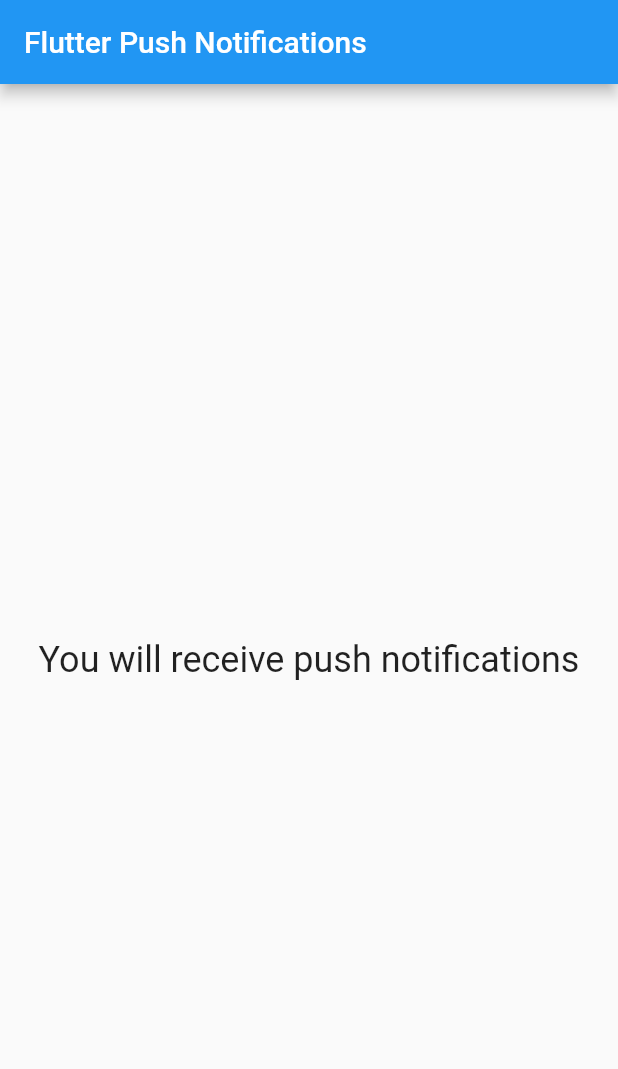
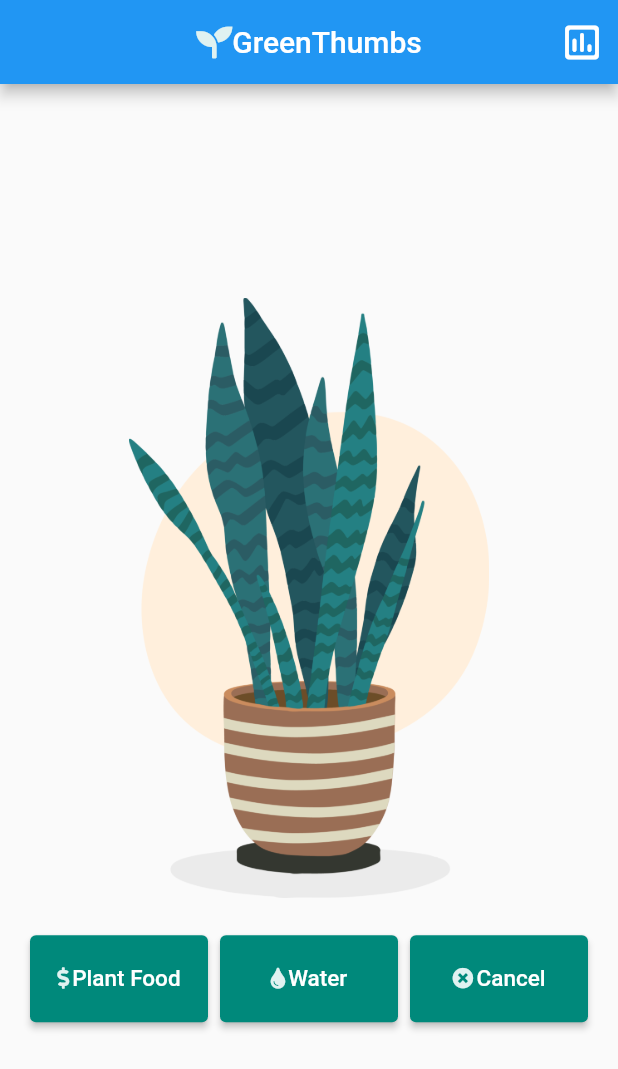
Before and after one commit to Linkonsq/flutter-push-notification, a Flutter app: the screen it shows after launch, on a phone screen of 412 x 824 dp. Shown: the top 1069 px of the screen. Run offline on Flutter 3.47's test engine with Material 2 defaults, Android fonts, the phone set to English and light mode, and no system bars; our stand-ins replace font_awesome_flutter.

```diff
--- /dev/null
+++ b/lib/home_page.dart
@@ -0,0 +1,54 @@
+import 'package:flutter/material.dart';
+import 'package:push_notifications/plant_stats_page.dart';
+import 'package:push_notifications/widgets.dart';
+
+class HomePage extends StatefulWidget {
+  const HomePage({Key? key}) : super(key: key);
+
+  @override
+  _HomePageState createState() => _HomePageState();
+}
+
+class _HomePageState extends State<HomePage> {
+  @override
+  Widget build(BuildContext context) {
+    return Scaffold(
+      appBar: AppBar(
+        centerTitle: true,
+        title: const AppBarTitle(),
+        actions: [
+          IconButton(
+            onPressed: () {
+              Navigator.push(
+                context,
+                MaterialPageRoute(
+                  builder: (_) => const PlantStatsPage(),
+                ),
+              );
+            },
+            icon: Icon(
+              Icons.insert_chart_outlined_rounded,
+              size: 30,
+            ),
+          )
+        ],
+      ),
+      body: Center(
+        child: Column(
+          mainAxisAlignment: MainAxisAlignment.center,
+          children: [
+            PlantImage(),
+            SizedBox(
+              height: 25,
+            ),
+            HomePageButtons(
+              onPressedOne: () async {},
+              onPressedTwo: () async {},
+              onPressedThree: () async {},
+            ),
+          ],
+        ),
+      ),
+    );
+  }
+}
--- a/lib/main.dart
+++ b/lib/main.dart
@@ -1,92 +1,23 @@
-import 'package:firebase_core/firebase_core.dart';
-import 'package:firebase_messaging/firebase_messaging.dart';
 import 'package:flutter/material.dart';
-import 'package:flutter_local_notifications/flutter_local_notifications.dart';
-import 'package:push_notifications/green_page.dart';
-import 'package:push_notifications/red_page.dart';
-import 'package:push_notifications/services/local_notification_service.dart';
+import 'package:push_notifications/home_page.dart';
 
-/// App in background
-Future<void> backgroundHandler(RemoteMessage message) async {
-  print(message.data.toString());
-  print(message.notification!.title);
-}
-
-void main() async {
-  WidgetsFlutterBinding.ensureInitialized();
-  await Firebase.initializeApp();
-  FirebaseMessaging.onBackgroundMessage(backgroundHandler);
-  runApp(const MyApp());
-}
+void main() => runApp(MyApp());
 
 class MyApp extends StatelessWidget {
   const MyApp({Key? key}) : super(key: key);
 
-  // This widget is the root of your application.
   @override
   Widget build(BuildContext context) {
     return MaterialApp(
-      title: 'Flutter Demo',
       debugShowCheckedModeBanner: false,
       theme: ThemeData(
-        primarySwatch: Colors.blue,
+        primaryColor: Colors.teal,
+        colorScheme: ColorScheme.fromSwatch().copyWith(
+            secondary: Colors.tealAccent
+        ),
       ),
-      home: const MyHomePage(title: 'Flutter Push Notifications'),
-      routes: {
-        "red": (_) => const RedPage(),
-        "green": (_) => const GreenPage(),
-      },
+      title: 'Green Thumbs',
+      home: const HomePage(),
     );
   }
 }
-
-class MyHomePage extends StatefulWidget {
-  const MyHomePage({Key? key, required this.title}) : super(key: key);
-  final String title;
-
-  @override
-  State<MyHomePage> createState() => _MyHomePageState();
-}
-
-class _MyHomePageState extends State<MyHomePage> {
-  @override
-  void initState() {
-    super.initState();
-    LocalNotificationService.initialize(context);
-
-    /// wake app on tap notification from close state
-    FirebaseMessaging.instance.getInitialMessage().then((message){
-      final routeFromMessage = message!.data["route"];
-      Navigator.of(context).pushNamed(routeFromMessage);
-    });
-
-    /// Foreground
-    FirebaseMessaging.onMessage.listen((message) {
-      LocalNotificationService.display(message);
-    });
-
-    /// When the app is in background but opened
-    FirebaseMessaging.onMessageOpenedApp.listen((message) {
-      final routeFromMessage = message.data["route"];
-      Navigator.of(context).pushNamed(routeFromMessage);
-    });
-  }
-
-  @override
-  Widget build(BuildContext context) {
-    return Scaffold(
-      appBar: AppBar(
-        title: Text(widget.title),
-      ),
-      body: const Padding(
-        padding: EdgeInsets.all(12.0),
-        child: Center(
-          child: Text(
-            'You will receive push notifications',
-            style: TextStyle(fontSize: 24),
-          ),
-        ),
-      ),
-    );
-  }
-}
--- a/lib/services/local_notification_service.dart
+++ /dev/null
@@ -1,43 +0,0 @@
-import 'package:firebase_messaging/firebase_messaging.dart';
-import 'package:flutter/cupertino.dart';
-import 'package:flutter_local_notifications/flutter_local_notifications.dart';
-
-class LocalNotificationService {
-  static final FlutterLocalNotificationsPlugin _flutterLocalNotificationsPlugin = FlutterLocalNotificationsPlugin();
-
-  static void initialize(BuildContext context) {
-    const InitializationSettings initializationSettings =
-      InitializationSettings(android: AndroidInitializationSettings("@mipmap/ic_launcher"));
-    _flutterLocalNotificationsPlugin.initialize(
-        initializationSettings,
-        onSelectNotification: (String? route) async {
-          Navigator.of(context).pushNamed(route!);
-        }
-    );
-  }
-
-  static void display(RemoteMessage message) async {
-    try {
-      final id = DateTime.now().millisecondsSinceEpoch ~/ 1000;
-      const NotificationDetails notificationDetails = NotificationDetails(
-        android: AndroidNotificationDetails(
-         "linkonsiddique",
-         "linkonsiddique channel",
-          channelDescription: "this is our channel",
-          importance: Importance.max,
-          priority: Priority.high,
-        )
-      );
-
-      await _flutterLocalNotificationsPlugin.show(
-          id,
-          message.notification!.title,
-          message.notification!.body,
-          notificationDetails,
-          payload: message.data["route"]
-      );
-    } on Exception catch (e) {
-      print(e);
-    }
-  }
-}
--- /dev/null
+++ b/lib/widgets.dart
@@ -0,0 +1,253 @@
+import 'package:flutter/material.dart';
+import 'package:font_awesome_flutter/font_awesome_flutter.dart';
+
+class AppBarTitle extends StatelessWidget {
+  const AppBarTitle({Key? key}) : super(key: key);
+
+  @override
+  Widget build(BuildContext context) {
+    return Row(
+      mainAxisAlignment: MainAxisAlignment.center,
+      mainAxisSize: MainAxisSize.min,
+      children: [
+        FaIcon(
+          FontAwesomeIcons.seedling,
+          color: Colors.teal[50],
+        ),
+        const Text('GreenThumbs'),
+      ],
+    );
+  }
+}
+
+class PlantImage extends StatelessWidget {
+  const PlantImage({Key? key}) : super(key: key);
+
+  @override
+  Widget build(BuildContext context) {
+    return const Image(
+      image: AssetImage('assets/plant.png'),
+      height: 400,
+    );
+  }
+}
+
+class HomePageButtons extends StatelessWidget {
+  final Future<void> Function() onPressedOne;
+  final Future<void> Function() onPressedTwo;
+  final Future<void> Function() onPressedThree;
+  const HomePageButtons({
+    Key? key,
+    required this.onPressedOne,
+    required this.onPressedTwo,
+    required this.onPressedThree,
+  }) : super(key: key);
+
+  @override
+  Widget build(BuildContext context) {
+    return Padding(
+      padding: const EdgeInsets.symmetric(horizontal: 20.0),
+      child: Row(
+        mainAxisAlignment: MainAxisAlignment.center,
+        children: [
+          Expanded(
+            child: ElevatedButton(
+              style: ButtonStyle(
+                padding: MaterialStateProperty.all(
+                    const EdgeInsets.symmetric(vertical: 20)),
+                backgroundColor: MaterialStateProperty.all(
+                  Colors.teal[600],
+                ),
+              ),
+              onPressed: onPressedOne,
+              child: Row(
+                mainAxisAlignment: MainAxisAlignment.center,
+                children: [
+                  FaIcon(
+                    FontAwesomeIcons.dollarSign,
+                    size: 14,
+                    color: Colors.teal[50],
+                  ),
+                  const SizedBox(
+                    width: 2,
+                  ),
+                  const Text(
+                    'Plant Food',
+                    style: TextStyle(
+                      fontSize: 15,
+                    ),
+                  )
+                ],
+              ),
+            ),
+          ),
+          const SizedBox(
+            width: 8,
+          ),
+          Expanded(
+            child: ElevatedButton(
+              style: ButtonStyle(
+                padding: MaterialStateProperty.all(
+                    const EdgeInsets.symmetric(vertical: 20)),
+                backgroundColor: MaterialStateProperty.all(
+                  Colors.teal[600],
+                ),
+              ),
+              onPressed: onPressedTwo,
+              child: Row(
+                mainAxisAlignment: MainAxisAlignment.center,
+                children: [
+                  FaIcon(
+                    FontAwesomeIcons.tint,
+                    size: 14,
+                    color: Colors.teal[50],
+                  ),
+                  const SizedBox(
+                    width: 2,
+                  ),
+                  const Text(
+                    'Water',
+                    style: TextStyle(
+                      fontSize: 15,
+                    ),
+                  )
+                ],
+              ),
+            ),
+          ),
+          const SizedBox(
+            width: 8,
+          ),
+          Expanded(
+            child: ElevatedButton(
+              style: ButtonStyle(
+                padding: MaterialStateProperty.all(
+                    const EdgeInsets.symmetric(vertical: 20)),
+                backgroundColor: MaterialStateProperty.all(
+                  Colors.teal[600],
+                ),
+              ),
+              onPressed: onPressedThree,
+              child: Row(
+                mainAxisAlignment: MainAxisAlignment.center,
+                children: [
+                  FaIcon(
+                    FontAwesomeIcons.solidTimesCircle,
+                    size: 14,
+                    color: Colors.teal[50],
+                  ),
+                  const SizedBox(
+                    width: 2,
+                  ),
+                  const Text(
+                    'Cancel',
+                    style: TextStyle(
+                      fontSize: 15,
+                    ),
+                  )
+                ],
+              ),
+            ),
+          ),
+        ],
+      ),
+    );
+  }
+}
+
+class PlantStats extends StatelessWidget {
+  const PlantStats({Key? key}) : super(key: key);
+
+  @override
+  Widget build(BuildContext context) {
+    return Row(
+      mainAxisAlignment: MainAxisAlignment.center,
+      children: [
+        Container(
+          height: 40,
+          width: 100,
+          decoration: BoxDecoration(
+            color: Colors.teal,
+            borderRadius: BorderRadius.circular(30),
+          ),
+          child: Row(
+            mainAxisAlignment: MainAxisAlignment.center,
+            children: [
+              FaIcon(
+                FontAwesomeIcons.bolt,
+                size: 20,
+                color: Colors.yellow[600],
+              ),
+              const SizedBox(width: 3),
+              const Text(
+                '25%',
+                style: TextStyle(
+                  fontSize: 20,
+                  color: Colors.white,
+                ),
+              )
+            ],
+          ),
+        ),
+        const SizedBox(
+          width: 10,
+        ),
+        Container(
+          height: 40,
+          width: 100,
+          decoration: BoxDecoration(
+            color: Colors.teal,
+            borderRadius: BorderRadius.circular(30),
+          ),
+          child: Row(
+            mainAxisAlignment: MainAxisAlignment.center,
+            children: [
+              FaIcon(
+                FontAwesomeIcons.tint,
+                size: 20,
+                color: Colors.teal[50],
+              ),
+              const SizedBox(width: 3),
+              const Text(
+                '80%',
+                style: TextStyle(
+                  fontSize: 20,
+                  color: Colors.white,
+                ),
+              )
+            ],
+          ),
+        ),
+        const SizedBox(
+          width: 10,
+        ),
+        Container(
+          height: 40,
+          width: 100,
+          decoration: BoxDecoration(
+            color: Colors.teal,
+            borderRadius: BorderRadius.circular(30),
+          ),
+          child: Row(
+            mainAxisAlignment: MainAxisAlignment.center,
+            children: [
+              FaIcon(
+                FontAwesomeIcons.cloudSun,
+                size: 20,
+                color: Colors.yellow[600],
+              ),
+              const SizedBox(width: 3),
+              const Text(
+                '60%',
+                style: TextStyle(
+                  fontSize: 20,
+                  color: Colors.white,
+                ),
+              )
+            ],
+          ),
+        ),
+      ],
+    );
+  }
+}
```
Also changed, not shown: lib/green_page.dart (deleted, +0 -23 lines), lib/plant_stats_page.dart (added, +38 -0 lines), lib/red_page.dart (deleted, +0 -23 lines), lib/utilities.dart (added, +88 -0 lines), pubspec.yaml (+12 -49 lines), assets/app_icon.png (added), assets/app_icon_background.png (added), assets/app_icon_foreground.png (added), assets/notification_map.png (added), assets/plant.png (added), pubspec.lock, 4 other files.
